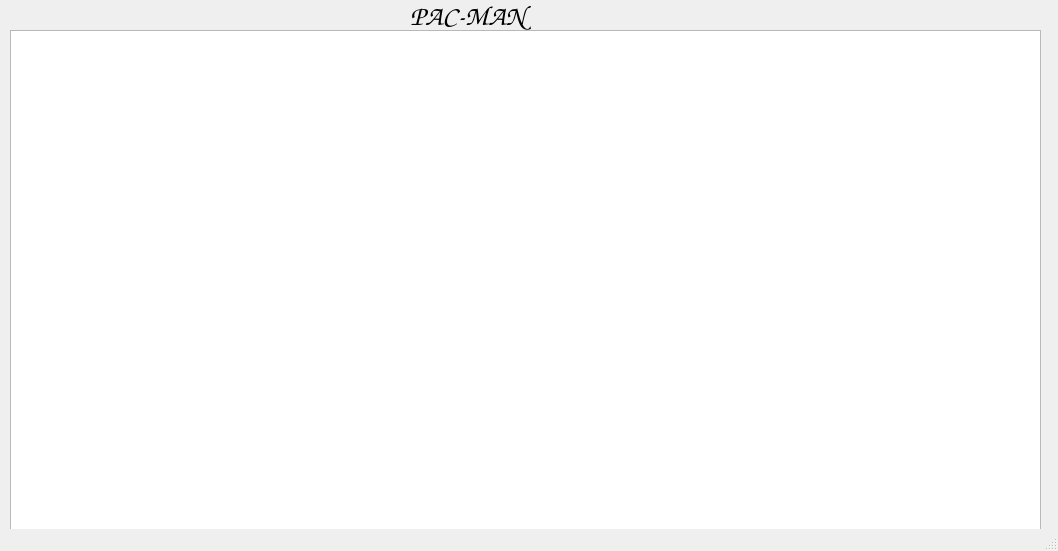
This is Lab05/mainwindow.ui in MateoHoyos/Lab5 as Qt 5 draws it before an edit. The edited form follows.
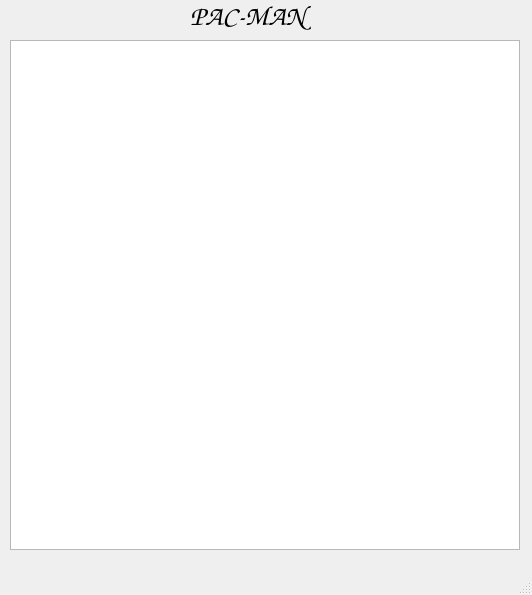
This is the edited form.

Patch:
```diff
--- a/Lab05/mainwindow.ui
+++ b/Lab05/mainwindow.ui
@@ -6,8 +6,8 @@
    <rect>
     <x>0</x>
     <y>0</y>
-    <width>1058</width>
-    <height>551</height>
+    <width>532</width>
+    <height>595</height>
    </rect>
   </property>
   <property name="font">
@@ -23,16 +23,16 @@
     <property name="geometry">
      <rect>
       <x>10</x>
-      <y>30</y>
-      <width>1031</width>
-      <height>511</height>
+      <y>40</y>
+      <width>510</width>
+      <height>510</height>
      </rect>
     </property>
    </widget>
    <widget class="QLabel" name="label">
     <property name="geometry">
      <rect>
-      <x>410</x>
+      <x>190</x>
       <y>0</y>
       <width>131</width>
       <height>31</height>
```
Left out of the diff: 2 changed lines with no effect on the pictures.
